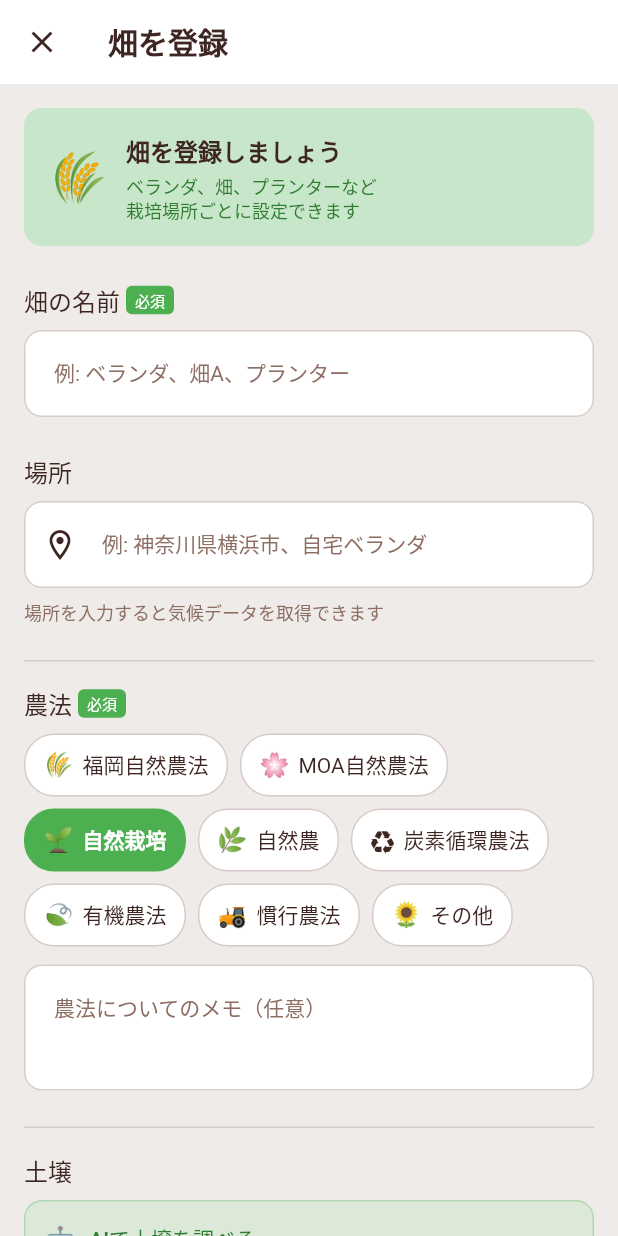
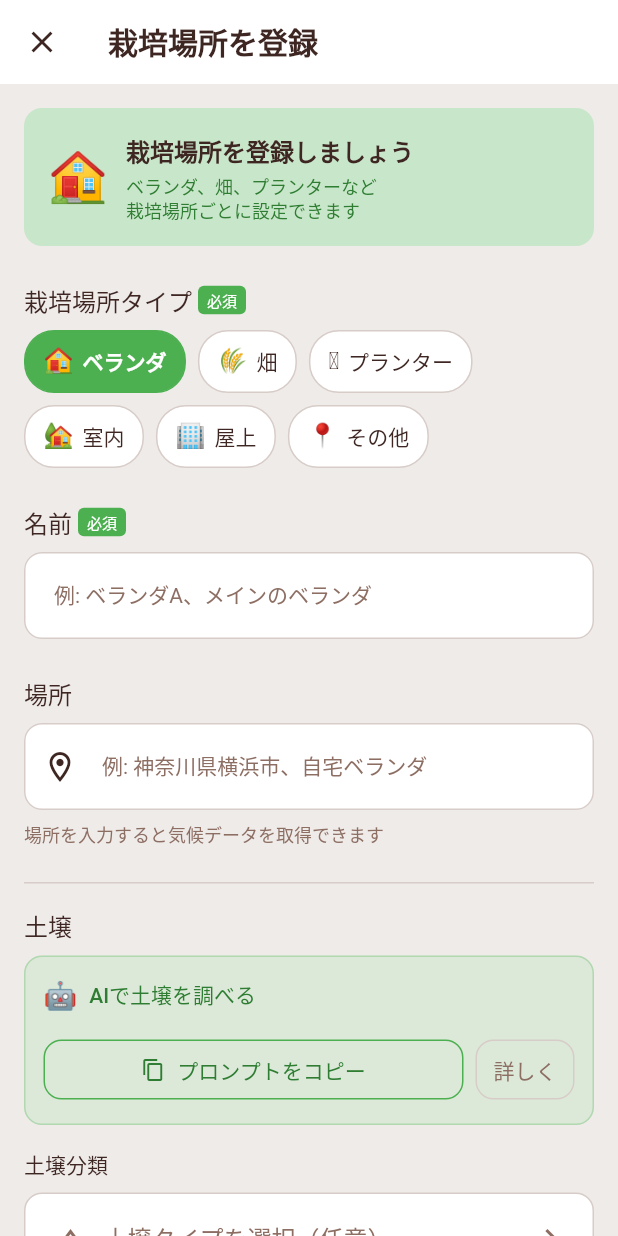
Before and after one commit to aiseed-dev/aiseed, a Flutter app: the FieldRegistrationScreen screen opened directly, on a phone screen of 412 x 824 dp. Run offline on Flutter 3.47's test engine with Material 3 defaults, Android fonts, the phone set to English and light mode, and no system bars; our stand-ins replace shared_preferences, webview_flutter; accounts and stored records are empty.

Commit message:
feat(Grow): 栽培場所タイプを追加し、農法を畑のみに限定
- PlaceType列挙型を追加（ベランダ、畑、プランター、室内、屋上、その他）
- Fieldモデルにplace_typeを追加
- farmingMethodを畑タイプの場合のみ表示・設定可能に変更
- UI全体で「畑」を「栽培場所」に名称変更
- PlaceTypeSelectorウィジェットを追加

```diff
--- a/grow/frontend/grow/lib/features/field/field_registration_screen.dart
+++ b/grow/frontend/grow/lib/features/field/field_registration_screen.dart
@@ -6,10 +6,11 @@ import '../../shared/services/field_repository.dart';
 import '../ai_research/widgets/ai_research_hint.dart';
 import '../plant/widgets/farming_method_selector.dart';
 import '../plant/widgets/soil_type_selector.dart';
+import 'widgets/place_type_selector.dart';
 
-/// 畑（栽培場所）登録画面
+/// 栽培場所登録画面
 ///
-/// 責務: 新しい畑の登録フォームを表示・処理
+/// 責務: 新しい栽培場所の登録フォームを表示・処理
 class FieldRegistrationScreen extends StatefulWidget {
   final Field? existingField;  // 編集時は既存データを渡す
 
@@ -29,11 +30,13 @@ class _FieldRegistrationScreenState extends State<FieldRegistrationScreen> {
   final _soilNotesController = TextEditingController();
   final _farmingNotesController = TextEditingController();
 
-  FarmingMethod _selectedFarmingMethod = FarmingMethod.naturalCultivation;
+  PlaceType _selectedPlaceType = PlaceType.balcony;
+  FarmingMethod? _selectedFarmingMethod;
   SoilType? _selectedSoilType;
 
   bool _isLoading = false;
   bool get _isEditing => widget.existingField != null;
+  bool get _showFarmingMethod => _selectedPlaceType.requiresFarmingMethod;
 
   @override
   void initState() {
@@ -52,6 +55,7 @@ class _FieldRegistrationScreenState extends State<FieldRegistrationScreen> {
     _soilChemicalController.text = field.soilChemical ?? '';
     _soilNotesController.text = field.soilNotes ?? '';
     _farmingNotesController.text = field.farmingMethodNotes ?? '';
+    _selectedPlaceType = field.placeType;
     _selectedFarmingMethod = field.farmingMethod;
     _selectedSoilType = field.soilType;
   }
@@ -72,7 +76,7 @@ class _FieldRegistrationScreenState extends State<FieldRegistrationScreen> {
   Widget build(BuildContext context) {
     return Scaffold(
       appBar: AppBar(
-        title: Text(_isEditing ? '畑を編集' : '畑を登録'),
+        title: Text(_isEditing ? '栽培場所を編集' : '栽培場所を登録'),
         leading: IconButton(
           icon: const Icon(Icons.close),
           onPressed: () => Navigator.pop(context),
@@ -92,14 +96,14 @@ class _FieldRegistrationScreenState extends State<FieldRegistrationScreen> {
               ),
               child: Row(
                 children: [
-                  const Text('🌾', style: TextStyle(fontSize: 32)),
+                  Text(_selectedPlaceType.emoji, style: const TextStyle(fontSize: 32)),
                   const SizedBox(width: 12),
                   Expanded(
                     child: Column(
                       crossAxisAlignment: CrossAxisAlignment.start,
                       children: [
                         Text(
-                          '畑を登録しましょう',
+                          '栽培場所を登録しましょう',
                           style: Theme.of(context).textTheme.titleMedium?.copyWith(
                             fontWeight: FontWeight.w600,
                           ),
@@ -119,17 +123,37 @@ class _FieldRegistrationScreenState extends State<FieldRegistrationScreen> {
             ),
             const SizedBox(height: 24),
 
-            // 畑の名前（必須）
-            _buildSectionTitle('畑の名前', required: true),
+            // 栽培場所タイプ（必須）
+            _buildSectionTitle('栽培場所タイプ', required: true),
+            const SizedBox(height: 8),
+            PlaceTypeSelector(
+              selectedType: _selectedPlaceType,
+              onChanged: (type) {
+                setState(() {
+                  _selectedPlaceType = type;
+                  // 畑以外の場合は農法をクリア
+                  if (!type.requiresFarmingMethod) {
+                    _selectedFarmingMethod = null;
+                  } else if (_selectedFarmingMethod == null) {
+                    // 畑を選択したらデフォルトの農法を設定
+                    _selectedFarmingMethod = FarmingMethod.naturalCultivation;
+                  }
+                });
+              },
+            ),
+            const SizedBox(height: 24),
+
+            // 栽培場所の名前（必須）
+            _buildSectionTitle('名前', required: true),
             const SizedBox(height: 8),
             TextFormField(
               controller: _nameController,
-              decoration: const InputDecoration(
-                hintText: '例: ベランダ、畑A、プランター',
+              decoration: InputDecoration(
+                hintText: '例: ${_selectedPlaceType.nameJa}A、メインの${_selectedPlaceType.nameJa}',
               ),
               validator: (value) {
                 if (value == null || value.isEmpty) {
-                  return '畑の名前を入力してください';
+                  return '名前を入力してください';
                 }
                 return null;
               },
@@ -155,6 +179,8 @@ class _FieldRegistrationScreenState extends State<FieldRegistrationScreen> {
             ),
             const SizedBox(height: 24),
 
+            // 農法セクション（畑の場合のみ表示）
+            if (_showFarmingMethod) ...[
               // 区切り線
               const Divider(),
               const SizedBox(height: 16),
@@ -163,7 +189,7 @@ class _FieldRegistrationScreenState extends State<FieldRegistrationScreen> {
               _buildSectionTitle('農法', required: true),
               const SizedBox(height: 8),
               FarmingMethodSelector(
-              selectedMethod: _selectedFarmingMethod,
+                selectedMethod: _selectedFarmingMethod ?? FarmingMethod.naturalCultivation,
                 onChanged: (method) {
                   setState(() {
                     _selectedFarmingMethod = method;
@@ -179,6 +205,7 @@ class _FieldRegistrationScreenState extends State<FieldRegistrationScreen> {
                 maxLines: 2,
               ),
               const SizedBox(height: 24),
+            ],
 
             // 区切り線
             const Divider(),
@@ -192,7 +219,8 @@ class _FieldRegistrationScreenState extends State<FieldRegistrationScreen> {
               category: ResearchCategory.soil,
               initialValues: {
                 'location': _addressController.text,
-                'farming_method': _selectedFarmingMethod.nameJa,
+                if (_selectedFarmingMethod != null)
+                  'farming_method': _selectedFarmingMethod!.nameJa,
               },
             ),
             const SizedBox(height: 16),
@@ -350,6 +378,7 @@ class _FieldRegistrationScreenState extends State<FieldRegistrationScreen> {
       final field = Field(
         id: widget.existingField?.id ?? now.millisecondsSinceEpoch.toString(),
         name: _nameController.text,
+        placeType: _selectedPlaceType,
         address: _addressController.text.isNotEmpty ? _addressController.text : null,
         soilType: _selectedSoilType,
         soilPhysical: _soilPhysicalController.text.isNotEmpty ? _soilPhysicalController.text : null,
--- /dev/null
+++ b/grow/frontend/grow/lib/features/field/widgets/place_type_selector.dart
@@ -0,0 +1,56 @@
+import 'package:flutter/material.dart';
+import '../../../shared/theme/colors.dart';
+import '../../../shared/models/place_type.dart';
+
+/// 栽培場所タイプ選択ウィジェット
+///
+/// 責務: 栽培場所タイプの選択UIを提供
+class PlaceTypeSelector extends StatelessWidget {
+  final PlaceType selectedType;
+  final ValueChanged<PlaceType> onChanged;
+
+  const PlaceTypeSelector({
+    super.key,
+    required this.selectedType,
+    required this.onChanged,
+  });
+
+  @override
+  Widget build(BuildContext context) {
+    return Wrap(
+      spacing: 8,
+      runSpacing: 8,
+      children: PlaceType.values.map((type) {
+        final isSelected = type == selectedType;
+        return GestureDetector(
+          onTap: () => onChanged(type),
+          child: Container(
+            padding: const EdgeInsets.symmetric(horizontal: 12, vertical: 8),
+            decoration: BoxDecoration(
+              color: isSelected ? GrowColors.lifeGreen : Colors.white,
+              borderRadius: BorderRadius.circular(20),
+              border: Border.all(
+                color: isSelected ? GrowColors.lifeGreen : GrowColors.lightSoil,
+              ),
+            ),
+            child: Row(
+              mainAxisSize: MainAxisSize.min,
+              children: [
+                Text(type.emoji, style: const TextStyle(fontSize: 16)),
+                const SizedBox(width: 6),
+                Text(
+                  type.nameJa,
+                  style: TextStyle(
+                    color: isSelected ? Colors.white : GrowColors.darkSoil,
+                    fontWeight: isSelected ? FontWeight.w600 : FontWeight.normal,
+                    fontSize: 14,
+                  ),
+                ),
+              ],
+            ),
+          ),
+        );
+      }).toList(),
+    );
+  }
+}
--- a/grow/frontend/grow/lib/features/observation/widgets/plant_selector.dart
+++ b/grow/frontend/grow/lib/features/observation/widgets/plant_selector.dart
@@ -242,7 +242,7 @@ class _PlantPickerSheet extends StatelessWidget {
         id: '3',
         name: 'きゅうり',
         variety: '夏すずみ',
-        location: '畑',
+        location: '庭',
         farmingMethodOverride: FarmingMethod.carbonCyclingFarming,
         plantedAt: now.subtract(const Duration(days: 30)),
         createdAt: now.subtract(const Duration(days: 30)),
--- a/grow/frontend/grow/lib/features/plant/plant_registration_screen.dart
+++ b/grow/frontend/grow/lib/features/plant/plant_registration_screen.dart
@@ -87,13 +87,13 @@ class _PlantRegistrationScreenState extends State<PlantRegistrationScreen> {
               child: ListView(
                 padding: const EdgeInsets.all(16),
                 children: [
-                  // 畑が未登録の場合の案内
+                  // 栽培場所が未登録の場合の案内
                   if (_fields.isEmpty) ...[
                     _buildNoFieldsCard(),
                     const SizedBox(height: 24),
                   ] else ...[
-                    // 畑選択
-                    _buildSectionTitle('畑を選択', required: true),
+                    // 栽培場所選択
+                    _buildSectionTitle('栽培場所を選択', required: true),
                     const SizedBox(height: 8),
                     _buildFieldSelector(),
                     const SizedBox(height: 24),
@@ -182,17 +182,17 @@ class _PlantRegistrationScreenState extends State<PlantRegistrationScreen> {
       ),
       child: Column(
         children: [
-          const Text('🌾', style: TextStyle(fontSize: 48)),
+          const Text('🌱', style: TextStyle(fontSize: 48)),
           const SizedBox(height: 12),
           Text(
-            'まず畑を登録しましょう',
+            'まず栽培場所を登録しましょう',
             style: Theme.of(context).textTheme.titleMedium?.copyWith(
               fontWeight: FontWeight.w600,
             ),
           ),
           const SizedBox(height: 8),
           Text(
-            '畑には農法や土壌の情報を設定できます。\nベランダ、プランター、庭なども「畑」として登録できます。',
+            'ベランダ、プランター、畑など\n栽培場所ごとに設定できます。',
             style: Theme.of(context).textTheme.bodySmall?.copyWith(
               color: GrowColors.deepGreen,
             ),
@@ -202,7 +202,7 @@ class _PlantRegistrationScreenState extends State<PlantRegistrationScreen> {
           ElevatedButton.icon(
             onPressed: _navigateToFieldRegistration,
             icon: const Icon(Icons.add),
-            label: const Text('畑を登録する'),
+            label: const Text('栽培場所を登録する'),
           ),
         ],
       ),
@@ -212,7 +212,7 @@ class _PlantRegistrationScreenState extends State<PlantRegistrationScreen> {
   Widget _buildFieldSelector() {
     return Column(
       children: [
-        // 畑選択ドロップダウン
+        // 栽培場所選択ドロップダウン
         Container(
           padding: const EdgeInsets.symmetric(horizontal: 16),
           decoration: BoxDecoration(
@@ -224,13 +224,13 @@ class _PlantRegistrationScreenState extends State<PlantRegistrationScreen> {
             child: DropdownButton<Field>(
               value: _selectedField,
               isExpanded: true,
-              hint: const Text('畑を選択'),
+              hint: const Text('栽培場所を選択'),
               items: _fields.map((field) {
                 return DropdownMenuItem<Field>(
                   value: field,
                   child: Row(
                     children: [
-                      const Text('🌾', style: TextStyle(fontSize: 16)),
+                      Text(field.placeType.emoji, style: const TextStyle(fontSize: 16)),
                       const SizedBox(width: 8),
                       Expanded(
                         child: Column(
@@ -261,16 +261,16 @@ class _PlantRegistrationScreenState extends State<PlantRegistrationScreen> {
           ),
         ),
         const SizedBox(height: 8),
-        // 新しい畑を追加
+        // 新しい栽培場所を追加
         Align(
           alignment: Alignment.centerRight,
           child: TextButton.icon(
             onPressed: _navigateToFieldRegistration,
             icon: const Icon(Icons.add, size: 16),
-            label: const Text('新しい畑を追加'),
+            label: const Text('新しい栽培場所を追加'),
           ),
         ),
-        // 選択中の畑情報
+        // 選択中の栽培場所情報
         if (_selectedField != null) ...[
           const SizedBox(height: 8),
           _buildSelectedFieldInfo(),
@@ -292,10 +292,10 @@ class _PlantRegistrationScreenState extends State<PlantRegistrationScreen> {
         children: [
           Row(
             children: [
-              Icon(Icons.eco, size: 16, color: GrowColors.deepGreen),
+              Text(field.placeType.emoji, style: const TextStyle(fontSize: 12)),
               const SizedBox(width: 4),
               Text(
-                field.farmingMethod.nameJa,
+                field.placeType.nameJa,
                 style: Theme.of(context).textTheme.bodySmall?.copyWith(
                   color: GrowColors.deepGreen,
                   fontWeight: FontWeight.w500,
@@ -303,6 +303,21 @@ class _PlantRegistrationScreenState extends State<PlantRegistrationScreen> {
               ),
             ],
           ),
+          if (field.farmingMethod != null) ...[
+            const SizedBox(height: 4),
+            Row(
+              children: [
+                Text(field.farmingMethod!.emoji, style: const TextStyle(fontSize: 12)),
+                const SizedBox(width: 4),
+                Text(
+                  field.farmingMethod!.nameJa,
+                  style: Theme.of(context).textTheme.bodySmall?.copyWith(
+                    color: GrowColors.deepGreen,
+                  ),
+                ),
+              ],
+            ),
+          ],
           if (field.soilType != null) ...[
             const SizedBox(height: 4),
             Row(
@@ -422,7 +437,7 @@ class _PlantRegistrationScreenState extends State<PlantRegistrationScreen> {
     if (_selectedField == null) {
       ScaffoldMessenger.of(context).showSnackBar(
         const SnackBar(
-          content: Text('畑を選択してください'),
+          content: Text('栽培場所を選択してください'),
           backgroundColor: GrowColors.error,
         ),
       );
--- a/grow/frontend/grow/lib/shared/models/field.dart
+++ b/grow/frontend/grow/lib/shared/models/field.dart
@@ -1,12 +1,16 @@
 import 'farming_method.dart';
+import 'place_type.dart';
 import 'soil_type.dart';
 
-/// 畑（栽培場所）モデル
+/// 栽培場所モデル
 ///
 /// 責務: ベランダ、畑、プランターなどの栽培場所を表す
 class Field {
   final String id;
   final String name;  // 例: ベランダ、畑A、プランター
+
+  // 栽培場所タイプ
+  final PlaceType placeType;
 
   // 位置情報
   final String? address;  // 住所（表示用）
@@ -20,8 +24,8 @@ class Field {
   final String? soilChemical;  // 化学性メモ
   final String? soilNotes;  // その他メモ
 
-  // 農法
-  final FarmingMethod farmingMethod;
+  // 農法（畑タイプの場合のみ使用）
+  final FarmingMethod? farmingMethod;
   final String? farmingMethodNotes;
 
   // 気候データ（API取得結果をキャッシュ）
@@ -36,6 +40,7 @@ class Field {
   const Field({
     required this.id,
     required this.name,
+    required this.placeType,
     this.address,
     this.latitude,
     this.longitude,
@@ -44,7 +49,7 @@ class Field {
     this.soilBiological,
     this.soilChemical,
     this.soilNotes,
-    required this.farmingMethod,
+    this.farmingMethod,
     this.farmingMethodNotes,
     this.climateZone,
     this.lastFrostDate,
@@ -58,6 +63,9 @@ class Field {
     return Field(
       id: json['id'] as String,
       name: json['name'] as String,
+      placeType: json['place_type'] != null
+          ? PlaceType.fromId(json['place_type'] as String)
+          : PlaceType.other,
       address: json['address'] as String?,
       latitude: json['latitude'] as double?,
       longitude: json['longitude'] as double?,
@@ -68,7 +76,9 @@ class Field {
       soilBiological: json['soil_biological'] as String?,
       soilChemical: json['soil_chemical'] as String?,
       soilNotes: json['soil_notes'] as String?,
-      farmingMethod: FarmingMethod.fromId(json['farming_method'] as String),
+      farmingMethod: json['farming_method'] != null
+          ? FarmingMethod.fromId(json['farming_method'] as String)
+          : null,
       farmingMethodNotes: json['farming_method_notes'] as String?,
       climateZone: json['climate_zone'] as String?,
       lastFrostDate: json['last_frost_date'] as String?,
@@ -83,6 +93,7 @@ class Field {
     return {
       'id': id,
       'name': name,
+      'place_type': placeType.id,
       'address': address,
       'latitude': latitude,
       'longitude': longitude,
@@ -91,7 +102,7 @@ class Field {
       'soil_biological': soilBiological,
       'soil_chemical': soilChemical,
       'soil_notes': soilNotes,
-      'farming_method': farmingMethod.id,
+      'farming_method': farmingMethod?.id,
       'farming_method_notes': farmingMethodNotes,
       'climate_zone': climateZone,
       'last_frost_date': lastFrostDate,
@@ -105,6 +116,7 @@ class Field {
   Field copyWith({
     String? id,
     String? name,
+    PlaceType? placeType,
     String? address,
     double? latitude,
     double? longitude,
@@ -124,6 +136,7 @@ class Field {
     return Field(
       id: id ?? this.id,
       name: name ?? this.name,
+      placeType: placeType ?? this.placeType,
       address: address ?? this.address,
       latitude: latitude ?? this.latitude,
       longitude: longitude ?? this.longitude,
--- a/grow/frontend/grow/lib/shared/models/models.dart
+++ b/grow/frontend/grow/lib/shared/models/models.dart
@@ -7,6 +7,7 @@
 library;
 
 export 'farming_method.dart';
+export 'place_type.dart';
 export 'soil_type.dart';
 export 'weather.dart';
 export 'field.dart';
--- /dev/null
+++ b/grow/frontend/grow/lib/shared/models/place_type.dart
@@ -0,0 +1,28 @@
+/// 栽培場所タイプ
+///
+/// 栽培場所の種類を定義
+enum PlaceType {
+  balcony('balcony', 'ベランダ', '🏠'),
+  field('field', '畑', '🌾'),
+  planter('planter', 'プランター', '🪴'),
+  indoors('indoors', '室内', '🏡'),
+  rooftop('rooftop', '屋上', '🏢'),
+  other('other', 'その他', '📍');
+
+  final String id;
+  final String nameJa;
+  final String emoji;
+
+  const PlaceType(this.id, this.nameJa, this.emoji);
+
+  /// IDからPlaceTypeを取得
+  static PlaceType fromId(String id) {
+    return PlaceType.values.firstWhere(
+      (type) => type.id == id,
+      orElse: () => PlaceType.other,
+    );
+  }
+
+  /// 畑タイプかどうか（農法が必要）
+  bool get requiresFarmingMethod => this == PlaceType.field;
+}
```
Lines whose indentation alone changed are shown as unchanged.
